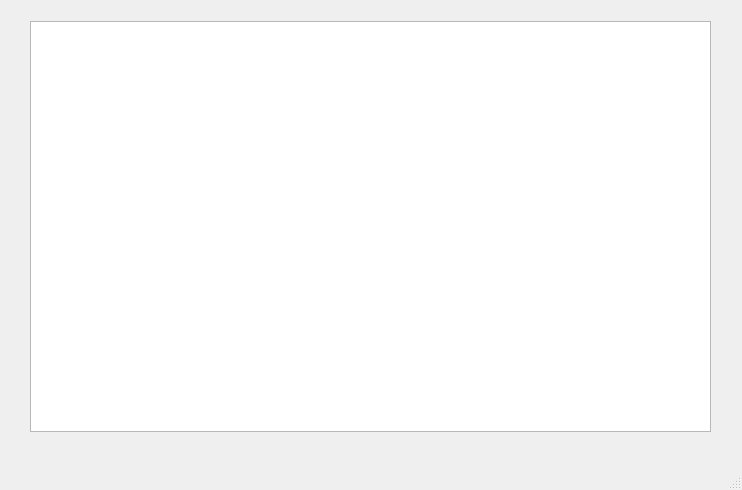
SecretMG/Flower-Mail, file work dialog/jliu/Ui_Combined(ver.9.12.1)/searchresultwindow.ui: the form before one commit.
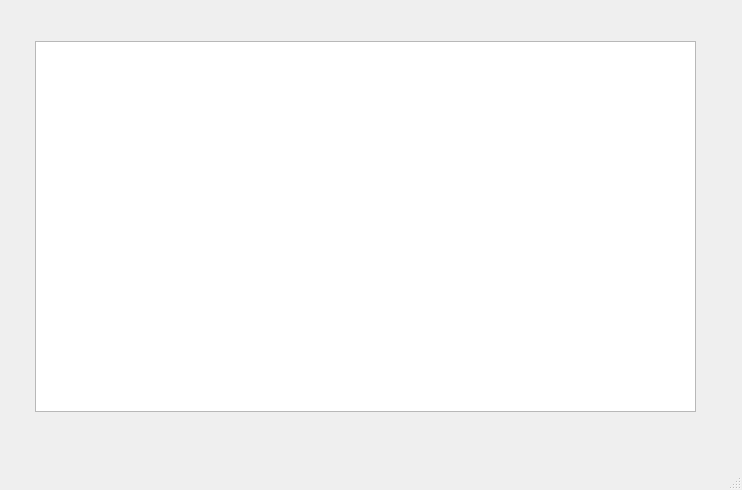
The form after the commit.

```diff
--- a/work dialog/jliu/Ui_Combined(ver.9.12.1)/searchresultwindow.ui
+++ b/work dialog/jliu/Ui_Combined(ver.9.12.1)/searchresultwindow.ui
@@ -14,13 +14,13 @@
    <string>MainWindow</string>
   </property>
   <widget class="QWidget" name="centralwidget">
-   <widget class="QListView" name="listView">
+   <widget class="QTableView" name="tableView">
     <property name="geometry">
      <rect>
-      <x>30</x>
-      <y>21</y>
-      <width>681</width>
-      <height>411</height>
+      <x>35</x>
+      <y>41</y>
+      <width>661</width>
+      <height>371</height>
      </rect>
     </property>
    </widget>
```
